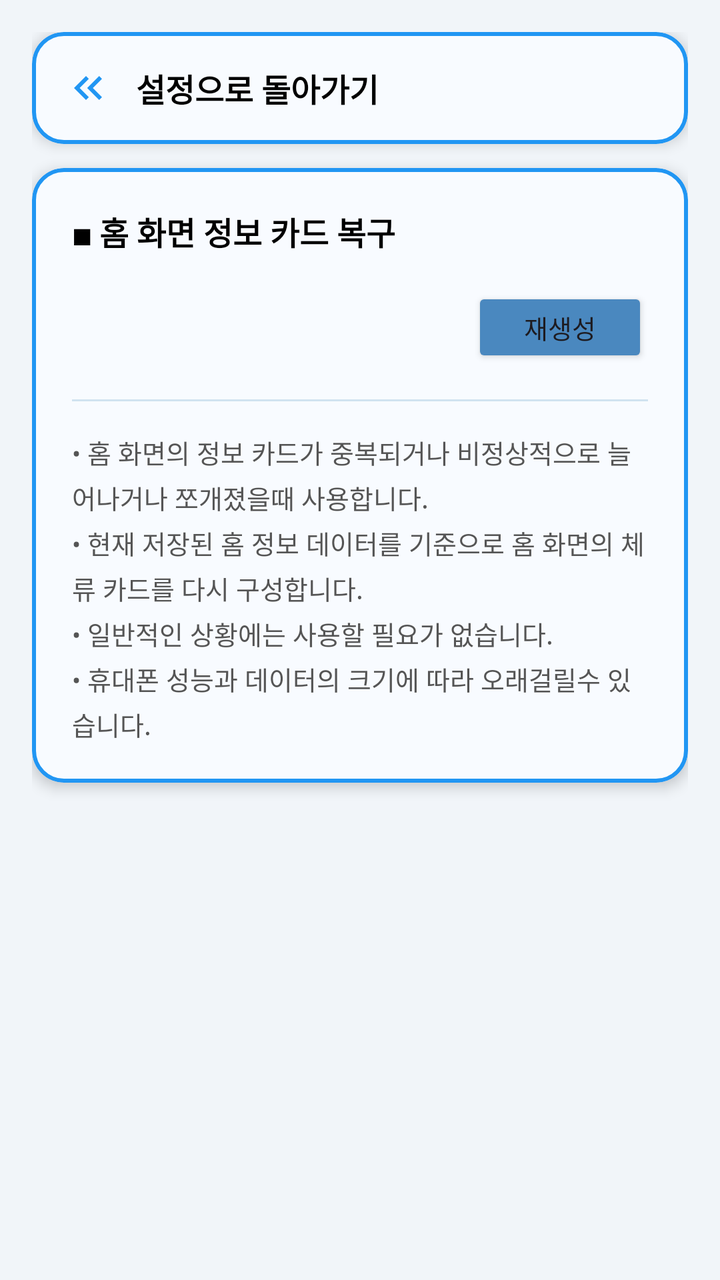
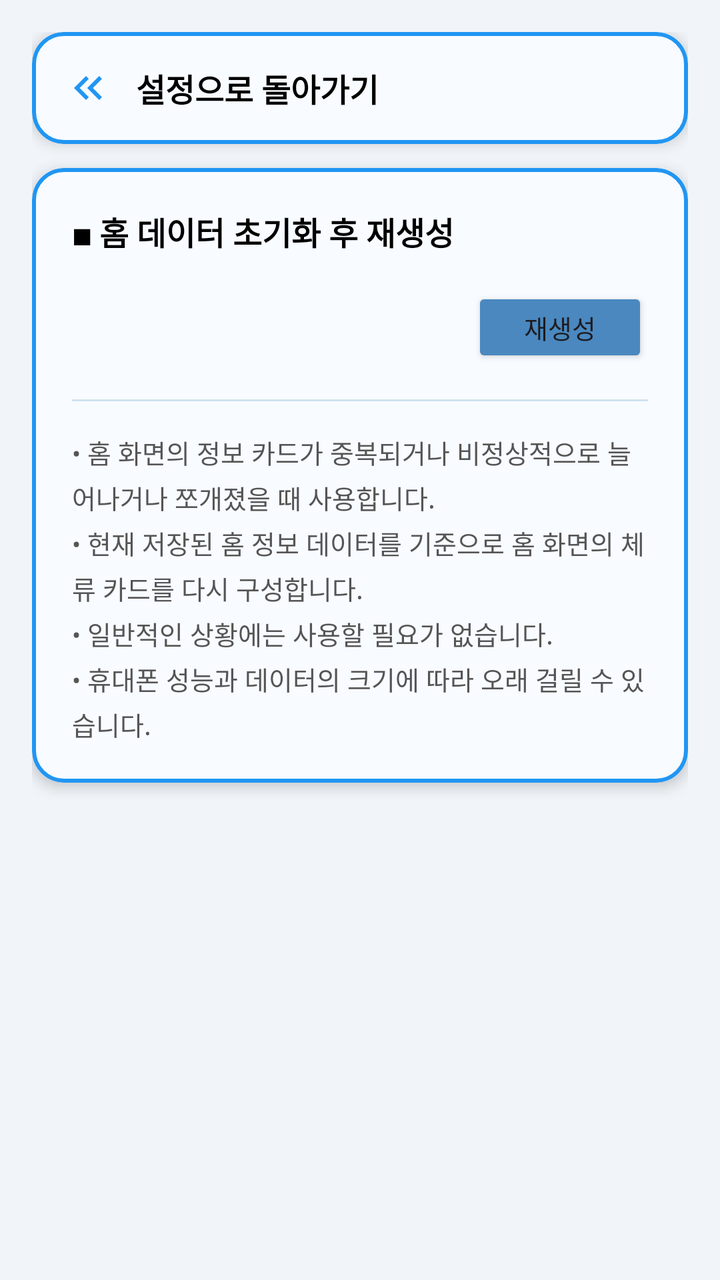

Two renders of the same Android screen: before a commit and after it. Below are the layout's source before the change and the commit's diff.
<!-- AndroidManifest.xml: application theme Theme.Haru_Spot -->
<!-- res/layout/fragment_setting_home_rebuild.xml -->
<?xml version="1.0" encoding="utf-8"?>
<LinearLayout xmlns:android="http://schemas.android.com/apk/res/android"
    xmlns:app="http://schemas.android.com/apk/res-auto"
    xmlns:tools="http://schemas.android.com/tools"
    android:layout_width="match_parent"
    android:layout_height="match_parent"
    android:orientation="vertical"
    android:background="@color/background1"
    android:padding="16dp"
    tools:context=".ui.settingfragment.fragment_collect">

    
    <com.google.android.material.card.MaterialCardView
        android:id="@+id/layout_back_to_setting"
        android:layout_width="match_parent"
        android:layout_height="wrap_content"
        app:cardCornerRadius="16dp"
        app:cardElevation="4dp"
        app:strokeWidth="2dp"
        app:strokeColor="#2196F3"
        app:cardBackgroundColor="#F8FBFF"
        android:clickable="true"
        android:focusable="true">

        <LinearLayout
            android:layout_width="match_parent"
            android:layout_height="wrap_content"
            android:orientation="horizontal"
            android:gravity="center_vertical"
            android:padding="16dp">

            <ImageView
                android:layout_width="24dp"
                android:layout_height="24dp"
                android:src="@drawable/baseline_keyboard_double_arrow_left_24"
                android:contentDescription="돌아가기 아이콘" />

            <TextView
                android:layout_width="wrap_content"
                android:layout_height="wrap_content"
                android:layout_marginStart="12dp"
                android:text="설정으로 돌아가기"
                android:textSize="16sp"
                android:textStyle="bold"
                android:textColor="@android:color/black" />

        </LinearLayout>
    </com.google.android.material.card.MaterialCardView>

    
    <com.google.android.material.card.MaterialCardView
        android:layout_width="match_parent"
        android:layout_height="wrap_content"
        android:layout_marginTop="12dp"
        app:cardCornerRadius="16dp"
        app:cardElevation="4dp"
        app:strokeWidth="2dp"
        app:strokeColor="#2196F3"
        app:cardBackgroundColor="#F8FBFF">

        <LinearLayout
            android:layout_width="match_parent"
            android:layout_height="wrap_content"
            android:orientation="vertical"
            android:padding="20dp">

            
            <TextView
                android:layout_width="wrap_content"
                android:layout_height="wrap_content"
                android:text="◼ 홈 화면 정보 카드 복구"
                android:textSize="16sp"
                android:textStyle="bold"
                android:textColor="@android:color/black"
                android:layout_marginBottom="16dp" />


            
            <LinearLayout
                android:layout_width="match_parent"
                android:layout_height="wrap_content"
                android:orientation="horizontal"
                android:gravity="end|center_vertical"
                android:layout_marginBottom="16dp">


                <Button
                    android:id="@+id/btn_home_rebuild"
                    android:layout_width="wrap_content"
                    android:layout_height="40dp"
                    android:text="재생성"
                    android:textSize="13sp"
                    android:backgroundTint="#4A88BF"
                    android:paddingHorizontal="14dp" />

            </LinearLayout>

            
            <View
                android:layout_width="match_parent"
                android:layout_height="1dp"
                android:background="#D0E3F0"
                android:layout_marginBottom="16dp" />

            
            <TextView
                android:layout_width="match_parent"
                android:layout_height="wrap_content"
                android:text="• 홈 화면의 정보 카드가 중복되거나 비정상적으로 늘어나거나 쪼개졌을때 사용합니다.\n• 현재 저장된 홈 정보 데이터를 기준으로 홈 화면의 체류 카드를 다시 구성합니다.\n• 일반적인 상황에는 사용할 필요가 없습니다.\n• 휴대폰 성능과 데이터의 크기에 따라 오래걸릴수 있습니다. "
                android:textSize="13sp"
                android:textColor="#555555"
                android:lineSpacingExtra="4dp" />

        </LinearLayout>
    </com.google.android.material.card.MaterialCardView>

</LinearLayout>
<!-- resources referenced by this layout -->
<resources>
  <color name="background1">#F1F5F9</color>
  <!-- drawable baseline_keyboard_double_arrow_left_24 (drawable) -->
  <vector xmlns:android="http://schemas.android.com/apk/res/android" android:height="24dp" android:tint="#2196F3" android:viewportHeight="24" android:viewportWidth="24" android:width="24dp">
        
      <path android:fillColor="@android:color/white" android:pathData="M17.59,18l1.41,-1.41l-4.58,-4.59l4.58,-4.59l-1.41,-1.41l-6,6z"/>
        
      <path android:fillColor="@android:color/white" android:pathData="M11,18l1.41,-1.41l-4.58,-4.59l4.58,-4.59l-1.41,-1.41l-6,6z"/>
      
  </vector>
  <style name="Theme.Haru_Spot" parent="Theme.Material3.Light.NoActionBar">
          
          
          <item name="colorPrimary">@color/timeline_card_bg</item>
          <item name="colorPrimaryVariant">@color/timeline_card_bg</item>
          <item name="colorOnPrimary">@color/gray_dark</item>
  
          
          <item name="android:statusBarColor">@color/gray_dark</item>
  
          
          <item name="android:navigationBarColor">@color/gray_dark</item>
          
          
          
  </style>
  <color name="timeline_card_bg">#F0F4F8</color>
  <color name="gray_dark">#475467</color>
</resources>

<!-- the commit's change to res/layout/fragment_setting_home_rebuild.xml (unified diff, before → after) -->
@@ -68,7 +68,7 @@
             <TextView
                 android:layout_width="wrap_content"
                 android:layout_height="wrap_content"
-                android:text="◼ 홈 화면 정보 카드 복구"
+                android:text="◼ 홈 데이터 초기화 후 재생성 "
                 android:textSize="16sp"
                 android:textStyle="bold"
                 android:textColor="@android:color/black"
@@ -106,7 +106,7 @@
             <TextView
                 android:layout_width="match_parent"
                 android:layout_height="wrap_content"
-                android:text="• 홈 화면의 정보 카드가 중복되거나 비정상적으로 늘어나거나 쪼개졌을때 사용합니다.\n• 현재 저장된 홈 정보 데이터를 기준으로 홈 화면의 체류 카드를 다시 구성합니다.\n• 일반적인 상황에는 사용할 필요가 없습니다.\n• 휴대폰 성능과 데이터의 크기에 따라 오래걸릴수 있습니다. "
+                android:text="• 홈 화면의 정보 카드가 중복되거나 비정상적으로 늘어나거나 쪼개졌을 때 사용합니다.\n• 현재 저장된 홈 정보 데이터를 기준으로 홈 화면의 체류 카드를 다시 구성합니다.\n• 일반적인 상황에는 사용할 필요가 없습니다.\n• 휴대폰 성능과 데이터의 크기에 따라 오래 걸릴 수 있습니다. "
                 android:textSize="13sp"
                 android:textColor="#555555"
                 android:lineSpacingExtra="4dp" />
